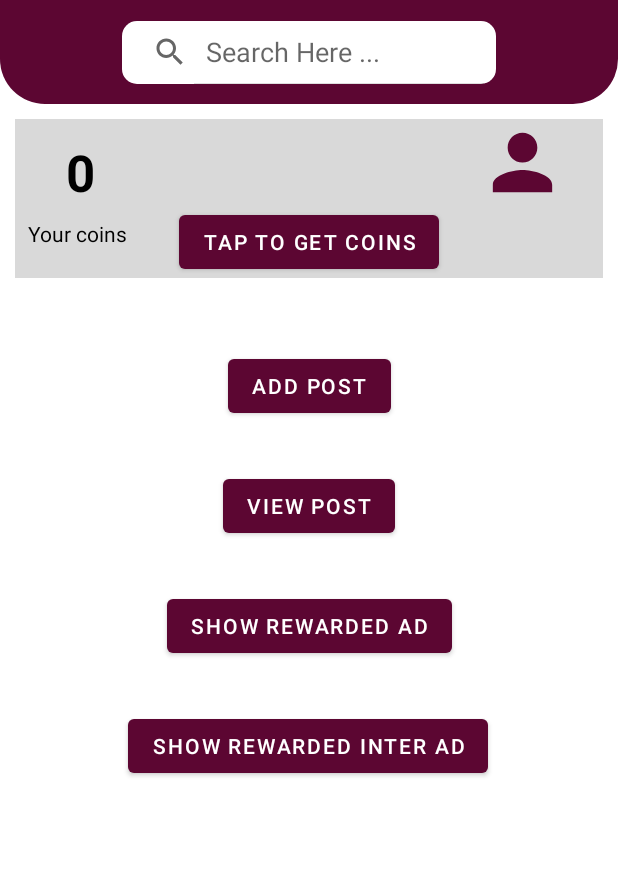
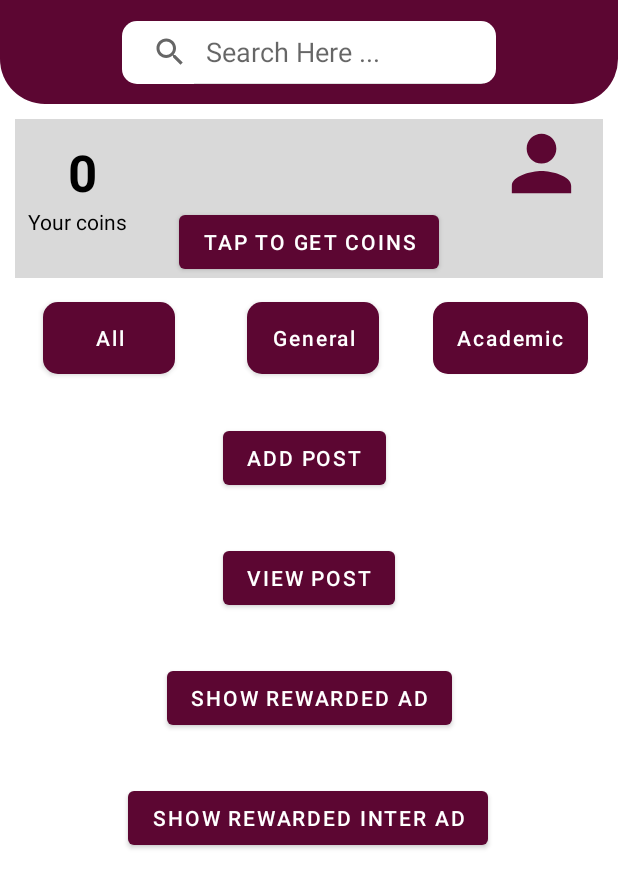
Before and after one commit to malikhammadt7/OldBooks, an Android app built with Jetpack Compose: the screen it shows after launch (MainActivity), on a phone screen of 412 x 824 dp. Shown: the top 888 px of the screen. Run offline under Robolectric (Android 15) with nearby library versions, the phone set to English and light mode, and no system bars; our stand-ins replace AdMob; 1 statement that could not run was skipped.

Commit message:
LayoutWork

```diff
--- a/app/src/main/java/com/example/oldbooks/DailyRewards.java
+++ b/app/src/main/java/com/example/oldbooks/DailyRewards.java
@@ -26,6 +26,7 @@ public class DailyRewards extends AppCompatActivity {
 
     private ActivityDailyRewardsBinding actBinding;
     private final String TAG = "DailyRewards";
+
     private static final String PREF_NAME = "DailyRewardPrefs";
     private static final String KEY_LAST_LOGIN_DATE = "lastLoginDate";
     private static final String KEY_CONSECUTIVE_LOGINS = "consecutiveLogins";
--- a/app/src/main/java/com/example/oldbooks/MainActivity.java
+++ b/app/src/main/java/com/example/oldbooks/MainActivity.java
@@ -18,6 +18,7 @@ public class MainActivity extends AppCompatActivity {
     private Activity activity;
     private final String TAG = "MainActivity";
     Runnable addCoinsCallback;
+
     @Override
     protected void onCreate(Bundle savedInstanceState) {
         super.onCreate(savedInstanceState);
--- /dev/null
+++ b/app/src/main/res/drawable/getstart_round.xml
@@ -0,0 +1,13 @@
+<?xml version="1.0" encoding="utf-8"?>
+<selector xmlns:android="http://schemas.android.com/apk/res/android">
+
+    <!-- Element 1: Bottom Left Rounded Corner -->
+    <item android:id="@+id/rectangle_6">
+        <shape>
+            <corners
+                android:radius="10dp"
+                />
+            <solid android:color="@color/theme" /> <!-- Change color as desired -->
+        </shape>
+    </item>
+</selector>
--- /dev/null
+++ b/app/src/main/res/drawable/menubar.xml
@@ -0,0 +1,5 @@
+<vector android:height="24dp" android:tint="@color/white"
+    android:viewportHeight="24" android:viewportWidth="24"
+    android:width="24dp" xmlns:android="http://schemas.android.com/apk/res/android">
+    <path android:fillColor="@android:color/white" android:pathData="M3,18h18v-2L3,16v2zM3,13h18v-2L3,11v2zM3,6v2h18L21,6L3,6z"/>
+</vector>
--- a/app/src/main/res/layout/activity_main.xml
+++ b/app/src/main/res/layout/activity_main.xml
@@ -5,6 +5,8 @@
     android:layout_width="match_parent"
     android:layout_height="match_parent"
     tools:context=".MainActivity">
+
+
 
     <View
         android:id="@+id/top"
@@ -20,6 +22,16 @@
         app:layout_constraintEnd_toEndOf="parent"
         app:layout_constraintStart_toStartOf="parent"
         app:layout_constraintTop_toTopOf="parent" />
+
+    <ImageView
+        android:layout_width="wrap_content"
+        android:layout_height="wrap_content"
+        app:layout_constraintBottom_toTopOf="@+id/homeView"
+        app:layout_constraintEnd_toStartOf="@+id/searchview"
+        app:layout_constraintStart_toStartOf="@+id/top"
+        app:layout_constraintTop_toTopOf="@+id/top"
+        />
+
 
     <SearchView
         android:id="@+id/searchview"
@@ -38,18 +50,19 @@
         android:layout_width="match_parent"
         android:layout_height="106dp"
         android:layout_below="@+id/searchview"
-        android:layout_marginStart="10dp"
-        android:layout_marginEnd="10dp"
-        android:layout_marginTop="10dp"
         android:layout_alignParentStart="true"
         android:layout_alignParentLeft="true"
         android:layout_alignParentEnd="true"
-        android:layout_marginBottom="44dp"
+        android:layout_marginStart="10dp"
+        android:layout_marginTop="10dp"
+        android:layout_marginEnd="10dp"
         android:background="#D9D9D9"
-        app:layout_constraintBottom_toTopOf="@+id/btnAddPost"
+        app:layout_constraintBottom_toTopOf="@+id/buttongeneral"
         app:layout_constraintEnd_toEndOf="parent"
+        app:layout_constraintHorizontal_bias="1.0"
         app:layout_constraintStart_toStartOf="parent"
-        app:layout_constraintTop_toBottomOf="@+id/top" />
+        app:layout_constraintTop_toBottomOf="@+id/top"
+        app:layout_constraintVertical_bias="0.022" />
 
     <TextView
         android:id="@+id/your_coins"
@@ -66,7 +79,7 @@
         app:layout_constraintHorizontal_bias="0.19"
         app:layout_constraintStart_toStartOf="@+id/homeView"
         app:layout_constraintTop_toBottomOf="@+id/coins"
-        app:layout_constraintVertical_bias="0.309" />
+        app:layout_constraintVertical_bias="0.033" />
 
     <TextView
         android:id="@+id/coins"
@@ -97,19 +110,70 @@
         android:src="@drawable/profile_icon"
         app:layout_constraintBottom_toTopOf="@+id/btnDailyReward"
         app:layout_constraintEnd_toEndOf="parent"
-        app:layout_constraintHorizontal_bias="0.889"
+        app:layout_constraintHorizontal_bias="0.937"
         app:layout_constraintStart_toEndOf="@+id/your_coins"
-        app:layout_constraintTop_toTopOf="@+id/homeView" />
+        app:layout_constraintTop_toTopOf="@+id/homeView"
+        app:layout_constraintVertical_bias="0.0" />
+
+    <Button
+        android:id="@+id/btnacademic"
+        android:layout_width="wrap_content"
+        android:layout_height="wrap_content"
+        android:layout_alignParentLeft="true"
+        android:layout_alignParentTop="true"
+        android:layout_marginTop="16dp"
+        android:layout_marginEnd="20dp"
+        android:background="@drawable/getstart_round"
+        android:text="Academic"
+        android:textAllCaps="false"
+        android:textColor="@color/white"
+        app:layout_constraintEnd_toEndOf="parent"
+        app:layout_constraintTop_toBottomOf="@+id/homeView" />
+
+    <Button
+        android:id="@+id/allBooks"
+        android:layout_width="wrap_content"
+        android:layout_height="wrap_content"
+        android:layout_alignParentLeft="true"
+        android:layout_alignParentTop="true"
+        android:layout_marginStart="20dp"
+        android:layout_marginTop="16dp"
+        android:layout_marginEnd="28dp"
+        android:background="@drawable/getstart_round"
+        android:text="All"
+        android:textAllCaps="false"
+        android:textColor="@color/white"
+        app:layout_constraintEnd_toStartOf="@+id/buttongeneral"
+        app:layout_constraintHorizontal_bias="0.312"
+        app:layout_constraintStart_toStartOf="parent"
+        app:layout_constraintTop_toBottomOf="@+id/homeView" />
+
+    <Button
+
+        android:id="@+id/buttongeneral"
+        android:layout_width="wrap_content"
+        android:layout_height="wrap_content"
+        android:layout_alignParentLeft="true"
+        android:layout_alignParentTop="true"
+        android:layout_marginTop="16dp"
+        android:layout_marginEnd="36dp"
+        android:background="@drawable/getstart_round"
+        android:text="General"
+        android:textAllCaps="false"
+        android:textColor="@color/white"
+        app:layout_constraintEnd_toStartOf="@+id/btnacademic"
+        app:layout_constraintTop_toBottomOf="@+id/homeView" />
 
     <Button
         android:id="@+id/btnAddPost"
         android:layout_width="wrap_content"
         android:layout_height="wrap_content"
-        android:layout_marginTop="48dp"
+        android:layout_marginTop="32dp"
         android:text="Add Post"
         app:layout_constraintEnd_toEndOf="parent"
+        app:layout_constraintHorizontal_bias="0.49"
         app:layout_constraintStart_toStartOf="parent"
-        app:layout_constraintTop_toBottomOf="@id/homeView" />
+        app:layout_constraintTop_toBottomOf="@+id/buttongeneral" />
 
     <Button
             android:id="@+id/btnViewPost"
```
